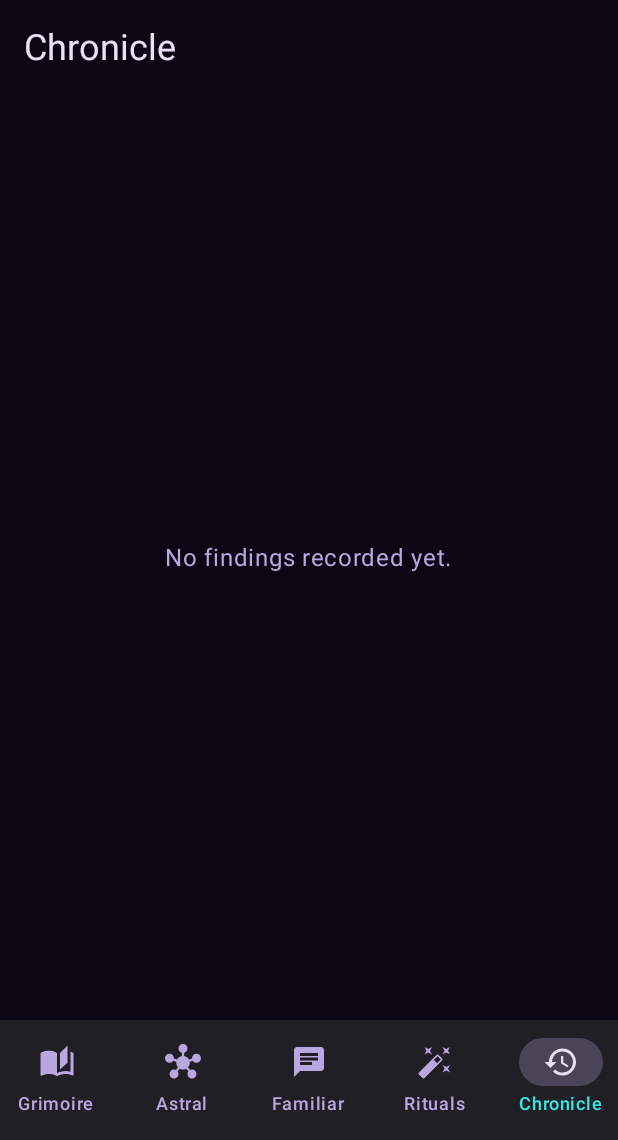
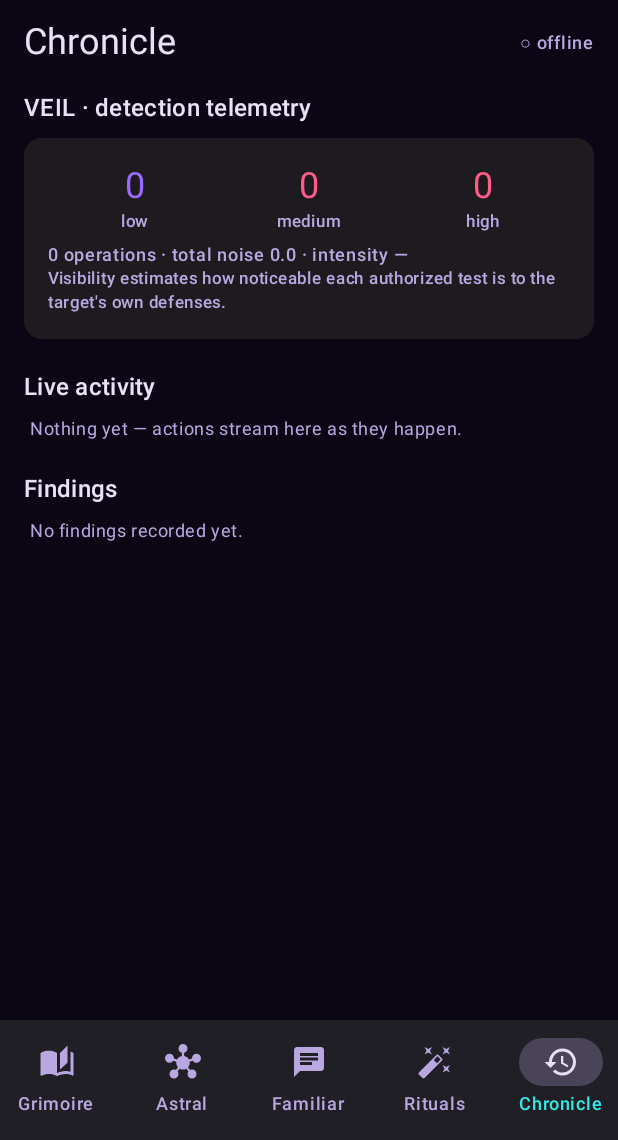
Before and after one commit to antoniosousapedro99-png/Spellbook, an Android app built with Jetpack Compose: the ChronicleScreen screen opened through its navigation route, on a phone screen of 412 x 824 dp, the part 96-1236 px from its top. Run offline under Robolectric (Android 15) with nearby library versions, the phone set to English and light mode, and no system bars; network calls fail.

Commit message:
VEIL dashboard: detection telemetry + live activity feed
- Backend: /api/veil/telemetry returns a summary rollup (count, by_visibility,
  total_noise) with the rows.
- Android: Chronicle tab rebuilt as a VEIL dashboard — visibility tallies
  (low/medium/high), total noise, active intensity, a per-operation telemetry
  list, and a live activity feed streamed over the /ws/activity WebSocket
  (first WebSocket use in the client, via OkHttp), plus findings. A live/offline
  indicator reflects socket state.

Tests: 57 passing (+1: telemetry summary shape).

Co-Authored-By: Claude Opus 4.8 <noreply@anthropic.com>
Claude-Session: https://claude.ai/code/session_01PPwGzmkaYwfWF51QXQ9PrN

```diff
--- a/android-client/app/src/main/java/com/cybernomicon/grimoire/data/HubApi.kt
+++ b/android-client/app/src/main/java/com/cybernomicon/grimoire/data/HubApi.kt
@@ -46,6 +46,9 @@ interface HubApi {
     @POST("api/veil/resume")
     suspend fun veilResume(): Map<String, Boolean>
 
+    @GET("api/veil/telemetry")
+    suspend fun veilTelemetry(): VeilTelemetryResponse
+
     @POST("api/daemons/{key}/summon")
     suspend fun summon(@Path("key") key: String, @Body body: SummonBody): DaemonReport
 }
--- a/android-client/app/src/main/java/com/cybernomicon/grimoire/ui/screens/Screens.kt
+++ b/android-client/app/src/main/java/com/cybernomicon/grimoire/ui/screens/Screens.kt
@@ -290,18 +290,112 @@ fun RitualsScreen() {
 
 @Composable
 fun ChronicleScreen(state: UiState) {
+    val tel = state.telemetry
     Column(Modifier.fillMaxSize()) {
-        SectionTitle("Chronicle")
-        if (state.findings.isEmpty()) {
-            EmptyHint("No findings recorded yet.")
-        } else {
-            LazyColumn(Modifier.fillMaxSize()) {
-                items(state.findings) { f ->
-                    InfoCard("[${f.severity}] ${f.title}",
-                        "${f.kind}${f.daemon?.let { " · $it" } ?: ""}", f.detail)
+        Row(Modifier.fillMaxWidth().padding(start = 16.dp, top = 12.dp, end = 16.dp),
+            verticalAlignment = Alignment.CenterVertically) {
+            Text("Chronicle", style = MaterialTheme.typography.headlineSmall)
+            Spacer(Modifier.weight(1f))
+            Text(if (state.liveConnected) "● live" else "○ offline",
+                style = MaterialTheme.typography.labelMedium,
+                color = if (state.liveConnected) MaterialTheme.colorScheme.secondary
+                        else MaterialTheme.colorScheme.onSurfaceVariant)
+        }
+
+        LazyColumn(Modifier.fillMaxSize(),
+            contentPadding = PaddingValues(bottom = 24.dp)) {
+
+            // --- VEIL detection telemetry -----------------------------------
+            item { SubHeader("VEIL · detection telemetry") }
+            item {
+                val s = tel?.summary
+                val byVis = s?.byVisibility ?: emptyMap()
+                ElevatedCard(Modifier.fillMaxWidth()
+                    .padding(horizontal = 16.dp, vertical = 4.dp)) {
+                    Column(Modifier.padding(16.dp)) {
+                        Row {
+                            VisStat("low", byVis["low"] ?: 0, MaterialTheme.colorScheme.primary)
+                            VisStat("medium", byVis["medium"] ?: 0, MaterialTheme.colorScheme.tertiary)
+                            VisStat("high", byVis["high"] ?: 0, MaterialTheme.colorScheme.error)
+                        }
+                        Spacer(Modifier.height(6.dp))
+                        Text("${s?.count ?: 0} operations · total noise " +
+                            "${s?.totalNoise ?: 0.0} · intensity " +
+                            (state.veil?.policy?.intensity ?: "—"),
+                            style = MaterialTheme.typography.labelMedium,
+                            color = MaterialTheme.colorScheme.onSurfaceVariant)
+                        Text("Visibility estimates how noticeable each authorized " +
+                            "test is to the target's own defenses.",
+                            style = MaterialTheme.typography.labelSmall,
+                            color = MaterialTheme.colorScheme.onSurfaceVariant)
+                    }
                 }
             }
+            items(tel?.telemetry ?: emptyList()) { r ->
+                val color = when (r.visibility) {
+                    "high" -> MaterialTheme.colorScheme.error
+                    "medium" -> MaterialTheme.colorScheme.tertiary
+                    else -> MaterialTheme.colorScheme.primary
+                }
+                Row(Modifier.fillMaxWidth().padding(horizontal = 20.dp, vertical = 3.dp),
+                    verticalAlignment = Alignment.CenterVertically) {
+                    Text("● ", color = color)
+                    Text(r.spellId, style = MaterialTheme.typography.bodyMedium,
+                        modifier = Modifier.weight(1f))
+                    Text("${r.visibility} · noise ${r.noiseScore}",
+                        style = MaterialTheme.typography.labelMedium, color = color)
+                }
+            }
+
+            // --- live activity feed -----------------------------------------
+            item { SubHeader("Live activity") }
+            if (state.live.isEmpty()) {
+                item {
+                    Text("Nothing yet — actions stream here as they happen.",
+                        style = MaterialTheme.typography.bodySmall,
+                        color = MaterialTheme.colorScheme.onSurfaceVariant,
+                        modifier = Modifier.padding(horizontal = 20.dp, vertical = 4.dp))
+                }
+            }
+            items(state.live) { ev ->
+                Column(Modifier.fillMaxWidth().padding(horizontal = 20.dp, vertical = 2.dp)) {
+                    Text(ev.type, style = MaterialTheme.typography.labelMedium,
+                        color = MaterialTheme.colorScheme.secondary)
+                    if (ev.detail.isNotBlank())
+                        Text(ev.detail, style = MaterialTheme.typography.bodySmall,
+                            color = MaterialTheme.colorScheme.onSurfaceVariant)
+                }
+            }
+
+            // --- findings ---------------------------------------------------
+            item { SubHeader("Findings") }
+            if (state.findings.isEmpty()) {
+                item {
+                    Text("No findings recorded yet.",
+                        style = MaterialTheme.typography.bodySmall,
+                        color = MaterialTheme.colorScheme.onSurfaceVariant,
+                        modifier = Modifier.padding(horizontal = 20.dp, vertical = 4.dp))
+                }
+            }
+            items(state.findings) { f ->
+                InfoCard("[${f.severity}] ${f.title}",
+                    "${f.kind}${f.daemon?.let { " · $it" } ?: ""}", f.detail)
+            }
         }
+    }
+}
+
+@Composable
+private fun SubHeader(text: String) =
+    Text(text, style = MaterialTheme.typography.titleMedium,
+        modifier = Modifier.padding(start = 16.dp, top = 16.dp, bottom = 4.dp))
+
+@Composable
+private fun RowScope.VisStat(label: String, count: Int, color: androidx.compose.ui.graphics.Color) {
+    Column(Modifier.weight(1f), horizontalAlignment = Alignment.CenterHorizontally) {
+        Text("$count", style = MaterialTheme.typography.headlineSmall, color = color)
+        Text(label, style = MaterialTheme.typography.labelSmall,
+            color = MaterialTheme.colorScheme.onSurfaceVariant)
     }
 }
 
```
Also changed, not shown: android-client/app/src/main/java/com/cybernomicon/grimoire/data/LiveFeed.kt (added, +80 -0 lines), android-client/app/src/main/java/com/cybernomicon/grimoire/data/Models.kt (+24 -0 lines), android-client/app/src/main/java/com/cybernomicon/grimoire/ui/AppViewModel.kt (+27 -3 lines), 3 other files.
